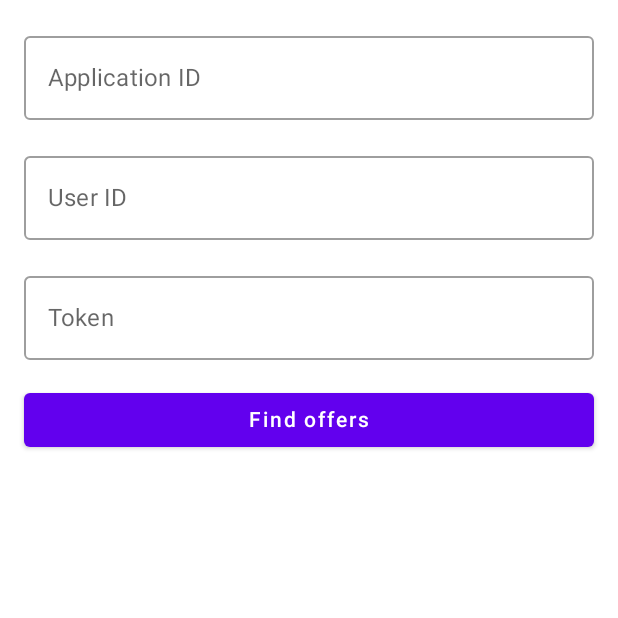
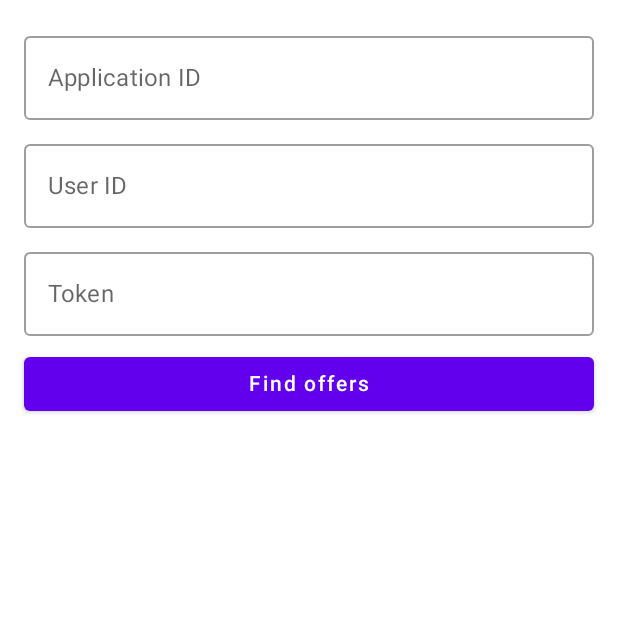
Before and after one commit to forntoh/DTOfferWall, an Android app built with Jetpack Compose: the screen it shows after launch (MainActivity), on a phone screen of 412 x 824 dp, the top half of it. Run offline under Robolectric (Android 15) with nearby library versions, the phone set to English and light mode, and no system bars; our stand-ins replace Dagger/Hilt's generated code, livedata-compose; pictures from the network do not load.

Commit message:
show errorMessage in HomeScreen

```diff
--- a/app/src/main/java/dev/forntoh/dtofferwall/ui/home/HomeScreen.kt
+++ b/app/src/main/java/dev/forntoh/dtofferwall/ui/home/HomeScreen.kt
@@ -2,6 +2,7 @@ package dev.forntoh.dtofferwall.ui.home
 
 import androidx.compose.foundation.layout.*
 import androidx.compose.material.Button
+import androidx.compose.material.MaterialTheme
 import androidx.compose.material.OutlinedTextField
 import androidx.compose.material.Text
 import androidx.compose.runtime.*
@@ -17,12 +18,14 @@ fun HomeScreen(
     modifier: Modifier = Modifier
 ) {
     val offerList by offerWallViewModel.offers.observeAsState(emptyList())
+    val errorMessage by offerWallViewModel.error.observeAsState()
 
     HomeScreen(
         offerList = offerList,
         onSubmit = offerWallViewModel::updateFilters,
         modifier = modifier.statusBarsPadding(),
         loadMore = offerWallViewModel::nextPage,
+        errorMessage = errorMessage
     )
 }
 
@@ -32,6 +35,7 @@ fun HomeScreen(
     modifier: Modifier = Modifier,
     onSubmit: (String, String, String) -> Unit = { _, _, _ -> },
     loadMore: () -> Unit = {},
+    errorMessage: String?,
 ) {
     var appId by remember { mutableStateOf("") }
     var userId by remember { mutableStateOf("") }
@@ -42,7 +46,7 @@ fun HomeScreen(
     ) {
 
         Column(
-            verticalArrangement = Arrangement.spacedBy(16.dp),
+            verticalArrangement = Arrangement.spacedBy(8.dp),
             modifier = Modifier.padding(16.dp)
         ) {
             OutlinedTextField(
@@ -69,6 +73,9 @@ fun HomeScreen(
                     Text(text = "Token")
                 }
             )
+            errorMessage?.let {
+                Text(text = it, color = MaterialTheme.colors.error)
+            }
             Button(
                 onClick = { onSubmit(appId, userId, token) },
                 modifier = Modifier.fillMaxWidth(),
```
